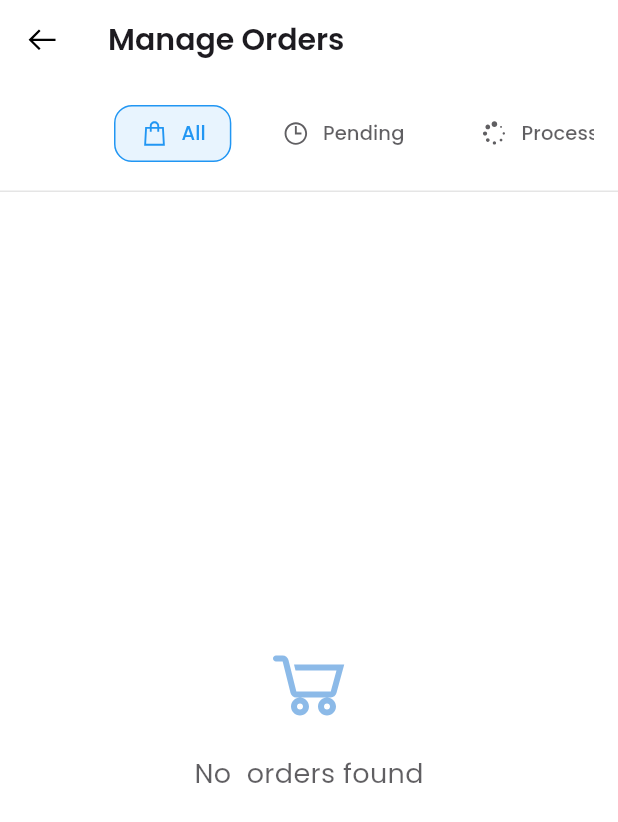
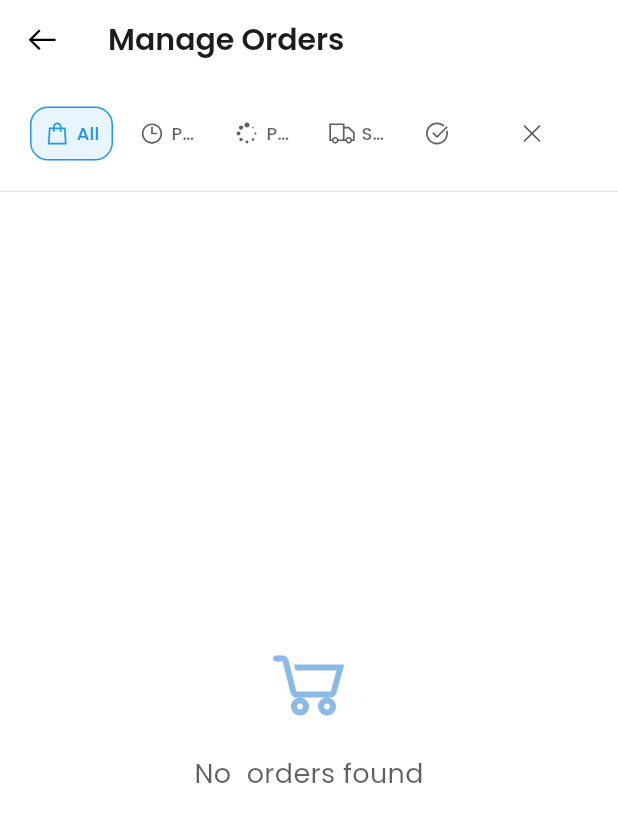
Before and after one commit to Edil-Ayehu/multi_vendor_ecommerce_app_admin_panel, a Flutter app: the screen it shows once a user with an empty profile is signed in, in the side drawer, after a tap on "Orders", on a phone screen of 412 x 824 dp. Shown: the top 822 px of the screen. Run offline on Flutter 3.47's test engine with Material 3 defaults, Android fonts, the phone set to English and light mode, and no system bars; our stand-ins replace cloud_firestore, firebase_auth, firebase_core, fl_chart, google_fonts, line_icons and 4 more; accounts and stored records are empty.

Commit message:
tabs spread

```diff
--- a/lib/screens/manage_orders_screen.dart
+++ b/lib/screens/manage_orders_screen.dart
@@ -66,23 +66,27 @@ class _ManageOrdersScreenState extends State<ManageOrdersScreen>
                 ),
               ),
             ),
-            child: TabBar(
+            child: LayoutBuilder(
+              builder: (context, constraints) {
+                return TabBar(
                   controller: _tabController,
-              isScrollable: true,
-              labelPadding: const EdgeInsets.symmetric(horizontal: 8),
+                  isScrollable: false,
+                  labelPadding: EdgeInsets.zero,
                   indicatorSize: TabBarIndicatorSize.tab,
                   dividerColor: Colors.transparent,
                   indicator: const BoxDecoration(),
                   labelColor: Theme.of(context).colorScheme.primary,
                   unselectedLabelColor: Theme.of(context).textTheme.bodyMedium?.color?.withOpacity(0.7),
                   tabs: [
-                _buildTab('All', LineIcons.shoppingBag, Colors.blue, 0),
-                _buildTab('Pending', LineIcons.clock, Colors.orange, 1),
-                _buildTab('Processing', LineIcons.spinner, Colors.blue, 2),
-                _buildTab('Shipped', LineIcons.truck, Colors.purple, 3),
-                _buildTab('Delivered', LineIcons.checkCircle, Colors.green, 4),
-                _buildTab('Cancelled', LineIcons.times, Colors.red, 5),
+                    _buildTab('All', LineIcons.shoppingBag, Colors.blue, 0, constraints.maxWidth / 6),
+                    _buildTab('Pending', LineIcons.clock, Colors.orange, 1, constraints.maxWidth / 6),
+                    _buildTab('Processing', LineIcons.spinner, Colors.blue, 2, constraints.maxWidth / 6),
+                    _buildTab('Shipped', LineIcons.truck, Colors.purple, 3, constraints.maxWidth / 6),
+                    _buildTab('Delivered', LineIcons.checkCircle, Colors.green, 4, constraints.maxWidth / 6),
+                    _buildTab('Cancelled', LineIcons.times, Colors.red, 5, constraints.maxWidth / 6),
                   ],
+                );
+              },
             ),
           ),
         ),
@@ -116,14 +120,16 @@ class _ManageOrdersScreenState extends State<ManageOrdersScreen>
     );
   }
 
-  Widget _buildTab(String title, IconData icon, Color color, int index) {
+  Widget _buildTab(String title, IconData icon, Color color, int index, double width) {
     final isSelected = _tabController.index == index;
 
     return Tab(
       height: 56,
+      child: SizedBox(
+        width: width - 8,
         child: AnimatedContainer(
           duration: const Duration(milliseconds: 200),
-        padding: const EdgeInsets.symmetric(horizontal: 16, vertical: 8),
+          padding: const EdgeInsets.symmetric(horizontal: 8, vertical: 8),
           decoration: BoxDecoration(
             color: isSelected ? color.withOpacity(0.1) : Colors.transparent,
             borderRadius: BorderRadius.circular(12),
@@ -133,27 +139,32 @@ class _ManageOrdersScreenState extends State<ManageOrdersScreen>
             ),
           ),
           child: Row(
+            mainAxisAlignment: MainAxisAlignment.center,
             mainAxisSize: MainAxisSize.min,
             children: [
               Icon(
                 icon,
-              size: 20,
+                size: 18,
                 color: isSelected
                     ? color
                     : Theme.of(context).textTheme.bodyMedium?.color?.withOpacity(0.7),
               ),
-            const SizedBox(width: 8),
-            Text(
+              const SizedBox(width: 4),
+              Flexible(
+                child: Text(
                   title,
                   style: GoogleFonts.poppins(
-                fontSize: 13,
+                    fontSize: 12,
                     fontWeight: FontWeight.w500,
                     color: isSelected
                         ? color
                         : Theme.of(context).textTheme.bodyMedium?.color?.withOpacity(0.7),
                   ),
+                  overflow: TextOverflow.ellipsis,
+                ),
               ),
             ],
+          ),
         ),
       ),
     );
```
Lines whose indentation alone changed are shown as unchanged.
